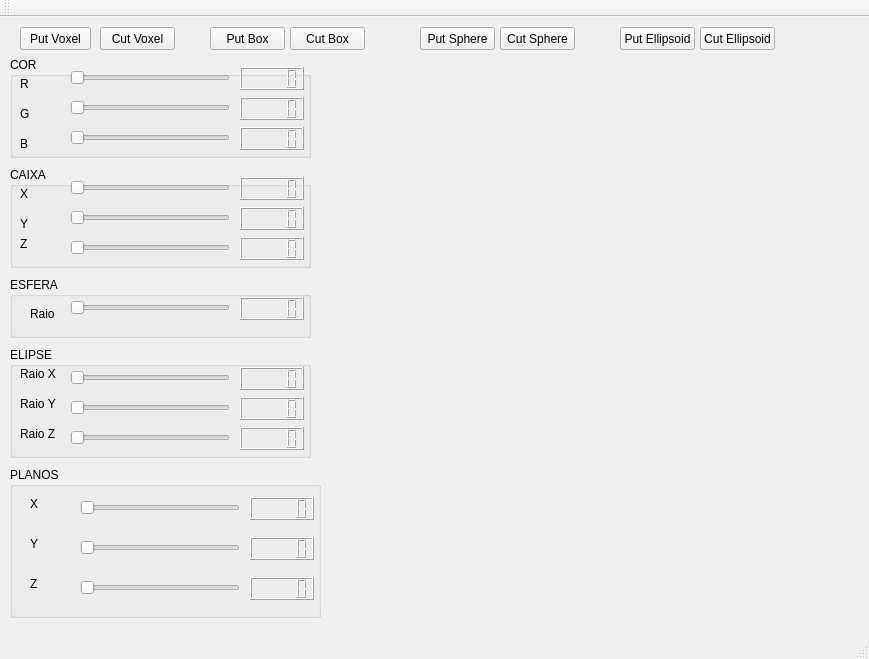
Qt form mainwindow.ui (angelica-and/P3) before a commit.
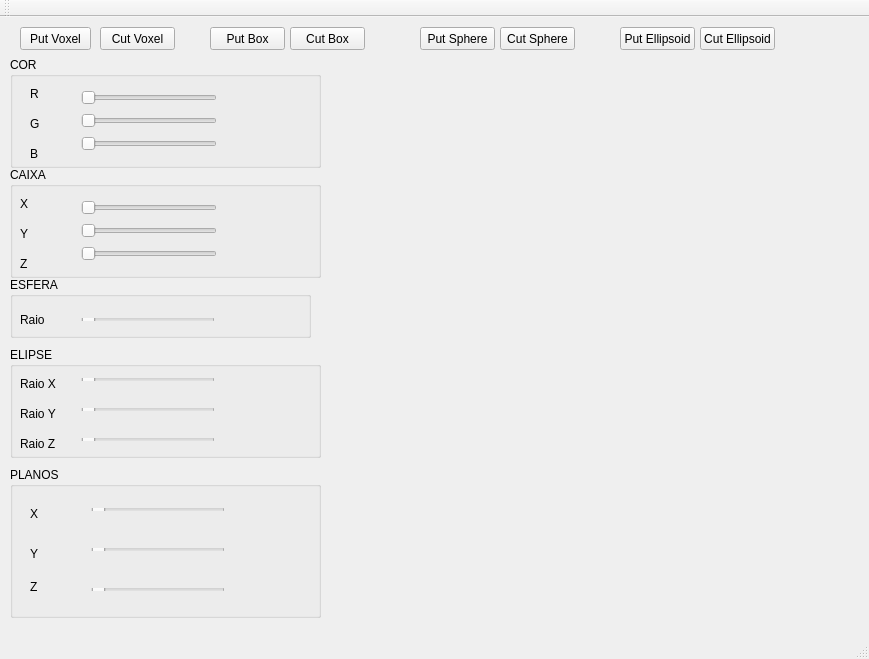
The same form after that commit. Custom widgets are drawn as their Qt base class.

```diff
--- a/mainwindow.ui
+++ b/mainwindow.ui
@@ -19,57 +19,18 @@
      <rect>
       <x>10</x>
       <y>40</y>
-      <width>301</width>
-      <height>101</height>
+      <width>311</width>
+      <height>111</height>
      </rect>
     </property>
     <property name="title">
      <string>COR</string>
     </property>
-    <widget class="QSlider" name="horizontalSlider">
-     <property name="geometry">
-      <rect>
-       <x>60</x>
-       <y>10</y>
-       <width>160</width>
-       <height>22</height>
-      </rect>
-     </property>
-     <property name="orientation">
-      <enum>Qt::Horizontal</enum>
-     </property>
-    </widget>
-    <widget class="QSlider" name="horizontalSlider_2">
-     <property name="geometry">
-      <rect>
-       <x>60</x>
-       <y>40</y>
-       <width>160</width>
-       <height>22</height>
-      </rect>
-     </property>
-     <property name="orientation">
-      <enum>Qt::Horizontal</enum>
-     </property>
-    </widget>
-    <widget class="QSlider" name="horizontalSlider_3">
-     <property name="geometry">
-      <rect>
-       <x>60</x>
-       <y>70</y>
-       <width>160</width>
-       <height>22</height>
-      </rect>
-     </property>
-     <property name="orientation">
-      <enum>Qt::Horizontal</enum>
-     </property>
-    </widget>
     <widget class="QLabel" name="label">
      <property name="geometry">
       <rect>
-       <x>10</x>
-       <y>20</y>
+       <x>20</x>
+       <y>30</y>
        <width>47</width>
        <height>13</height>
       </rect>
@@ -81,8 +42,8 @@
     <widget class="QLabel" name="label_2">
      <property name="geometry">
       <rect>
-       <x>10</x>
-       <y>50</y>
+       <x>20</x>
+       <y>60</y>
        <width>47</width>
        <height>13</height>
       </rect>
@@ -94,8 +55,8 @@
     <widget class="QLabel" name="label_3">
      <property name="geometry">
       <rect>
-       <x>10</x>
-       <y>80</y>
+       <x>20</x>
+       <y>90</y>
        <width>47</width>
        <height>13</height>
       </rect>
@@ -104,35 +65,50 @@
       <string>B</string>
      </property>
     </widget>
-    <widget class="QLCDNumber" name="lcdNumber">
+    <widget class="QWidget" name="layoutWidget">
      <property name="geometry">
       <rect>
-       <x>230</x>
-       <y>10</y>
-       <width>64</width>
-       <height>23</height>
+       <x>60</x>
+       <y>20</y>
+       <width>158</width>
+       <height>89</height>
       </rect>
      </property>
-    </widget>
-    <widget class="QLCDNumber" name="lcdNumber_2">
-     <property name="geometry">
-      <rect>
-       <x>230</x>
-       <y>40</y>
-       <width>64</width>
-       <height>23</height>
-      </rect>
-     </property>
-    </widget>
-    <widget class="QLCDNumber" name="lcdNumber_3">
-     <property name="geometry">
-      <rect>
-       <x>230</x>
-       <y>70</y>
-       <width>64</width>
-       <height>23</height>
-      </rect>
-     </property>
+     <layout class="QVBoxLayout" name="verticalLayout_2">
+      <item>
+       <layout class="QHBoxLayout" name="horizontalLayout">
+        <item>
+         <widget class="QSlider" name="horizontalSlider_R">
+          <property name="orientation">
+           <enum>Qt::Horizontal</enum>
+          </property>
+         </widget>
+        </item>
+       </layout>
+      </item>
+      <item>
+       <layout class="QHBoxLayout" name="horizontalLayout_2">
+        <item>
+         <widget class="QSlider" name="horizontalSlider_G">
+          <property name="orientation">
+           <enum>Qt::Horizontal</enum>
+          </property>
+         </widget>
+        </item>
+       </layout>
+      </item>
+      <item>
+       <layout class="QHBoxLayout" name="horizontalLayout_3">
+        <item>
+         <widget class="QSlider" name="horizontalSlider_B">
+          <property name="orientation">
+           <enum>Qt::Horizontal</enum>
+          </property>
+         </widget>
+        </item>
+       </layout>
+      </item>
+     </layout>
     </widget>
    </widget>
    <widget class="QGroupBox" name="groupBox_2">
@@ -147,41 +123,37 @@
     <property name="title">
      <string>ESFERA</string>
     </property>
-    <widget class="QSlider" name="horizontalSlider_4">
-     <property name="geometry">
-      <rect>
-       <x>60</x>
-       <y>20</y>
-       <width>160</width>
-       <height>22</height>
-      </rect>
-     </property>
-     <property name="orientation">
-      <enum>Qt::Horizontal</enum>
-     </property>
-    </widget>
     <widget class="QLabel" name="label_7">
      <property name="geometry">
       <rect>
-       <x>20</x>
-       <y>30</y>
+       <x>10</x>
+       <y>33</y>
        <width>47</width>
-       <height>13</height>
+       <height>20</height>
       </rect>
      </property>
      <property name="text">
       <string>Raio</string>
      </property>
     </widget>
-    <widget class="QLCDNumber" name="lcdNumber_7">
+    <widget class="QWidget" name="layoutWidget">
      <property name="geometry">
       <rect>
-       <x>230</x>
-       <y>20</y>
-       <width>64</width>
-       <height>23</height>
+       <x>60</x>
+       <y>30</y>
+       <width>156</width>
+       <height>25</height>
       </rect>
      </property>
+     <layout class="QHBoxLayout" name="horizontalLayout_13">
+      <item>
+       <widget class="QSlider" name="horizontalSlider_Raio">
+        <property name="orientation">
+         <enum>Qt::Horizontal</enum>
+        </property>
+       </widget>
+      </item>
+     </layout>
     </widget>
    </widget>
    <widget class="QGroupBox" name="groupBox_3">
@@ -196,50 +168,11 @@
     <property name="title">
      <string>PLANOS</string>
     </property>
-    <widget class="QSlider" name="horizontalSlider_6">
-     <property name="geometry">
-      <rect>
-       <x>70</x>
-       <y>30</y>
-       <width>160</width>
-       <height>22</height>
-      </rect>
-     </property>
-     <property name="orientation">
-      <enum>Qt::Horizontal</enum>
-     </property>
-    </widget>
-    <widget class="QSlider" name="horizontalSlider_7">
-     <property name="geometry">
-      <rect>
-       <x>70</x>
-       <y>70</y>
-       <width>160</width>
-       <height>22</height>
-      </rect>
-     </property>
-     <property name="orientation">
-      <enum>Qt::Horizontal</enum>
-     </property>
-    </widget>
-    <widget class="QSlider" name="horizontalSlider_8">
-     <property name="geometry">
-      <rect>
-       <x>70</x>
-       <y>110</y>
-       <width>160</width>
-       <height>22</height>
-      </rect>
-     </property>
-     <property name="orientation">
-      <enum>Qt::Horizontal</enum>
-     </property>
-    </widget>
     <widget class="QLabel" name="label_11">
      <property name="geometry">
       <rect>
        <x>20</x>
-       <y>30</y>
+       <y>40</y>
        <width>47</width>
        <height>13</height>
       </rect>
@@ -252,7 +185,7 @@
      <property name="geometry">
       <rect>
        <x>20</x>
-       <y>70</y>
+       <y>80</y>
        <width>47</width>
        <height>13</height>
       </rect>
@@ -266,43 +199,70 @@
       <rect>
        <x>20</x>
        <y>110</y>
-       <width>47</width>
-       <height>13</height>
+       <width>41</width>
+       <height>20</height>
       </rect>
      </property>
      <property name="text">
       <string>Z</string>
      </property>
     </widget>
-    <widget class="QLCDNumber" name="lcdNumber_11">
+    <widget class="QWidget" name="layoutWidget">
      <property name="geometry">
       <rect>
-       <x>240</x>
+       <x>70</x>
        <y>30</y>
-       <width>64</width>
-       <height>23</height>
+       <width>156</width>
+       <height>25</height>
       </rect>
      </property>
+     <layout class="QHBoxLayout" name="horizontalLayout_10">
+      <item>
+       <widget class="QSlider" name="horizontalSlider_PlanoX">
+        <property name="orientation">
+         <enum>Qt::Horizontal</enum>
+        </property>
+       </widget>
+      </item>
+     </layout>
     </widget>
-    <widget class="QLCDNumber" name="lcdNumber_12">
+    <widget class="QWidget" name="layoutWidget">
      <property name="geometry">
       <rect>
-       <x>240</x>
+       <x>70</x>
        <y>70</y>
-       <width>64</width>
-       <height>23</height>
+       <width>156</width>
+       <height>25</height>
       </rect>
      </property>
+     <layout class="QHBoxLayout" name="horizontalLayout_11">
+      <item>
+       <widget class="QSlider" name="horizontalSlider_PlanoY">
+        <property name="orientation">
+         <enum>Qt::Horizontal</enum>
+        </property>
+       </widget>
+      </item>
+     </layout>
     </widget>
-    <widget class="QLCDNumber" name="lcdNumber_13">
+    <widget class="QWidget" name="layoutWidget">
      <property name="geometry">
       <rect>
-       <x>240</x>
+       <x>70</x>
        <y>110</y>
-       <width>64</width>
-       <height>23</height>
+       <width>156</width>
+       <height>25</height>
       </rect>
      </property>
+     <layout class="QHBoxLayout" name="horizontalLayout_12">
+      <item>
+       <widget class="QSlider" name="horizontalSlider_PlanoZ">
+        <property name="orientation">
+         <enum>Qt::Horizontal</enum>
+        </property>
+       </widget>
+      </item>
+     </layout>
     </widget>
    </widget>
    <widget class="QGroupBox" name="groupBox_4">
@@ -310,57 +270,18 @@
      <rect>
       <x>10</x>
       <y>330</y>
-      <width>301</width>
+      <width>311</width>
       <height>111</height>
      </rect>
     </property>
     <property name="title">
      <string>ELIPSE</string>
     </property>
-    <widget class="QSlider" name="horizontalSlider_11">
-     <property name="geometry">
-      <rect>
-       <x>60</x>
-       <y>20</y>
-       <width>160</width>
-       <height>22</height>
-      </rect>
-     </property>
-     <property name="orientation">
-      <enum>Qt::Horizontal</enum>
-     </property>
-    </widget>
-    <widget class="QSlider" name="horizontalSlider_12">
-     <property name="geometry">
-      <rect>
-       <x>60</x>
-       <y>50</y>
-       <width>160</width>
-       <height>22</height>
-      </rect>
-     </property>
-     <property name="orientation">
-      <enum>Qt::Horizontal</enum>
-     </property>
-    </widget>
-    <widget class="QSlider" name="horizontalSlider_13">
-     <property name="geometry">
-      <rect>
-       <x>60</x>
-       <y>80</y>
-       <width>160</width>
-       <height>22</height>
-      </rect>
-     </property>
-     <property name="orientation">
-      <enum>Qt::Horizontal</enum>
-     </property>
-    </widget>
     <widget class="QLabel" name="label_8">
      <property name="geometry">
       <rect>
        <x>10</x>
-       <y>20</y>
+       <y>30</y>
        <width>47</width>
        <height>13</height>
       </rect>
@@ -373,7 +294,7 @@
      <property name="geometry">
       <rect>
        <x>10</x>
-       <y>50</y>
+       <y>60</y>
        <width>47</width>
        <height>13</height>
       </rect>
@@ -386,7 +307,7 @@
      <property name="geometry">
       <rect>
        <x>10</x>
-       <y>80</y>
+       <y>90</y>
        <width>47</width>
        <height>13</height>
       </rect>
@@ -395,35 +316,62 @@
       <string>Raio Z</string>
      </property>
     </widget>
-    <widget class="QLCDNumber" name="lcdNumber_8">
+    <widget class="QWidget" name="layoutWidget">
      <property name="geometry">
       <rect>
-       <x>230</x>
+       <x>60</x>
        <y>20</y>
-       <width>64</width>
-       <height>23</height>
+       <width>156</width>
+       <height>25</height>
       </rect>
      </property>
+     <layout class="QHBoxLayout" name="horizontalLayout_7">
+      <item>
+       <widget class="QSlider" name="horizontalSlider_Rx">
+        <property name="orientation">
+         <enum>Qt::Horizontal</enum>
+        </property>
+       </widget>
+      </item>
+     </layout>
     </widget>
-    <widget class="QLCDNumber" name="lcdNumber_9">
+    <widget class="QWidget" name="layoutWidget">
      <property name="geometry">
       <rect>
-       <x>230</x>
+       <x>60</x>
        <y>50</y>
-       <width>64</width>
-       <height>23</height>
+       <width>156</width>
+       <height>25</height>
       </rect>
      </property>
+     <layout class="QHBoxLayout" name="horizontalLayout_8">
+      <item>
+       <widget class="QSlider" name="horizontalSlider_Ry">
+        <property name="orientation">
+         <enum>Qt::Horizontal</enum>
+        </property>
+       </widget>
+      </item>
+     </layout>
     </widget>
-    <widget class="QLCDNumber" name="lcdNumber_10">
+    <widget class="QWidget" name="layoutWidget">
      <property name="geometry">
       <rect>
-       <x>230</x>
+       <x>60</x>
        <y>80</y>
-       <width>64</width>
-       <height>23</height>
+       <width>156</width>
+       <height>25</height>
       </rect>
      </property>
+     <layout class="QHBoxLayout" name="horizontalLayout_9">
+      <item>
+       <widget class="QSlider" name="horizontalSlider_Rz">
+        <property name="orientation">
+         <enum>Qt::Horizontal</enum>
+        </property>
+       </widget>
+      </item>
+     </layout>
     </widget>
    </widget>
    <widget class="QGroupBox" name="groupBox_5">
@@ -431,57 +379,18 @@
      <rect>
       <x>10</x>
       <y>150</y>
-      <width>301</width>
-      <height>101</height>
+      <width>311</width>
+      <height>111</height>
      </rect>
     </property>
     <property name="title">
      <string>CAIXA</string>
     </property>
-    <widget class="QSlider" name="horizontalSlider_5">
-     <property name="geometry">
-      <rect>
-       <x>60</x>
-       <y>10</y>
-       <width>160</width>
-       <height>22</height>
-      </rect>
-     </property>
-     <property name="orientation">
-      <enum>Qt::Horizontal</enum>
-     </property>
-    </widget>
-    <widget class="QSlider" name="horizontalSlider_9">
-     <property name="geometry">
-      <rect>
-       <x>60</x>
-       <y>40</y>
-       <width>160</width>
-       <height>22</height>
-      </rect>
-     </property>
-     <property name="orientation">
-      <enum>Qt::Horizontal</enum>
-     </property>
-    </widget>
-    <widget class="QSlider" name="horizontalSlider_10">
-     <property name="geometry">
-      <rect>
-       <x>60</x>
-       <y>70</y>
-       <width>160</width>
-       <height>22</height>
-      </rect>
-     </property>
-     <property name="orientation">
-      <enum>Qt::Horizontal</enum>
-     </property>
-    </widget>
     <widget class="QLabel" name="label_4">
      <property name="geometry">
       <rect>
        <x>10</x>
-       <y>20</y>
+       <y>30</y>
        <width>47</width>
        <height>13</height>
       </rect>
@@ -494,7 +403,7 @@
      <property name="geometry">
       <rect>
        <x>10</x>
-       <y>50</y>
+       <y>60</y>
        <width>47</width>
        <height>13</height>
       </rect>
@@ -507,7 +416,7 @@
      <property name="geometry">
       <rect>
        <x>10</x>
-       <y>70</y>
+       <y>90</y>
        <width>47</width>
        <height>13</height>
       </rect>
@@ -516,35 +425,50 @@
       <string>Z</string>
      </property>
     </widget>
-    <widget class="QLCDNumber" name="lcdNumber_4">
+    <widget class="QWidget" name="layoutWidget">
      <property name="geometry">
       <rect>
-       <x>230</x>
-       <y>10</y>
-       <width>64</width>
-       <height>23</height>
+       <x>60</x>
+       <y>20</y>
+       <width>158</width>
+       <height>89</height>
       </rect>
      </property>
-    </widget>
-    <widget class="QLCDNumber" name="lcdNumber_5">
-     <property name="geometry">
-      <rect>
-       <x>230</x>
-       <y>40</y>
-       <width>64</width>
-       <height>23</height>
-      </rect>
-     </property>
-    </widget>
-    <widget class="QLCDNumber" name="lcdNumber_6">
-     <property name="geometry">
-      <rect>
-       <x>230</x>
-       <y>70</y>
-       <width>64</width>
-       <height>23</height>
-      </rect>
-     </property>
+     <layout class="QVBoxLayout" name="verticalLayout">
+      <item>
+       <layout class="QHBoxLayout" name="horizontalLayout_4">
+        <item>
+         <widget class="QSlider" name="horizontalSlider_X">
+          <property name="orientation">
+           <enum>Qt::Horizontal</enum>
+          </property>
+         </widget>
+        </item>
+       </layout>
+      </item>
+      <item>
+       <layout class="QHBoxLayout" name="horizontalLayout_6">
+        <item>
+         <widget class="QSlider" name="horizontalSlider_Y">
+          <property name="orientation">
+           <enum>Qt::Horizontal</enum>
+          </property>
+         </widget>
+        </item>
+       </layout>
+      </item>
+      <item>
+       <layout class="QHBoxLayout" name="horizontalLayout_5">
+        <item>
+         <widget class="QSlider" name="horizontalSlider_Z">
+          <property name="orientation">
+           <enum>Qt::Horizontal</enum>
+          </property>
+         </widget>
+        </item>
+       </layout>
+      </item>
+     </layout>
     </widget>
    </widget>
    <widget class="QPushButton" name="pushButton">
@@ -683,6 +607,14 @@
   <widget class="QStatusBar" name="statusBar"/>
  </widget>
  <layoutdefault spacing="6" margin="11"/>
+ <customwidgets>
+  <customwidget>
+   <class>Plotter</class>
+   <extends>QWidget</extends>
+   <header>plotter.h</header>
+   <container>1</container>
+  </customwidget>
+ </customwidgets>
  <resources/>
  <connections>
   <connection>
```
Left out of the diff: 215 changed lines with no effect on the pictures.
